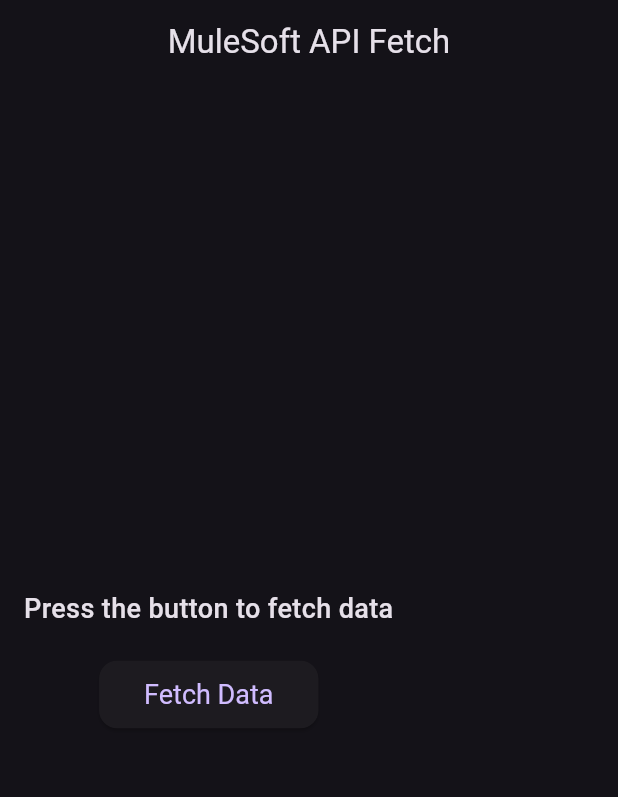
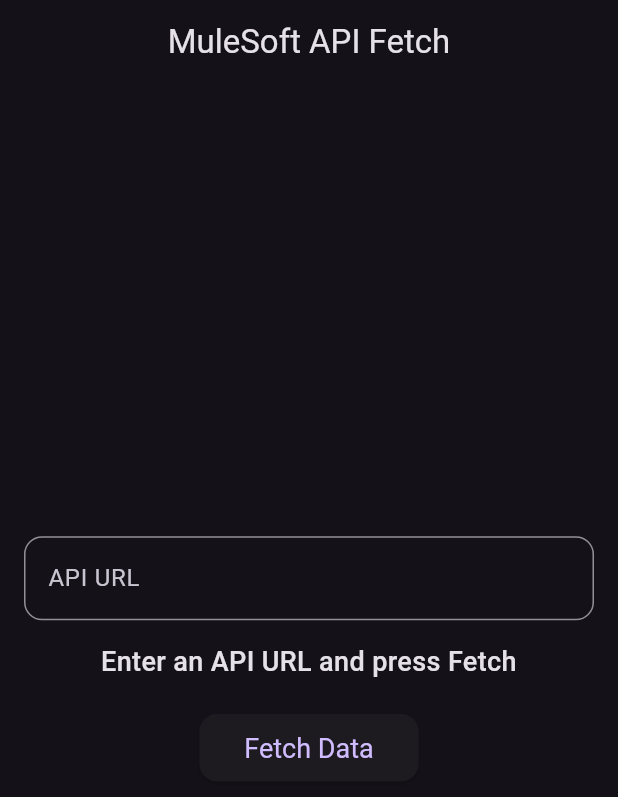
Before and after one commit to sarathgit123/mule-rep, a Flutter app: the screen it shows after launch, on a phone screen of 412 x 824 dp. Shown: the top 797 px of the screen. Run offline on Flutter 3.47's test engine with Material 3 defaults, Android fonts, the phone set to English and light mode, and no system bars; our stand-ins replace shared_preferences.

Commit message:
added url box

```diff
--- a/lib/main.dart
+++ b/lib/main.dart
@@ -2,6 +2,7 @@
 import 'package:http/http.dart' as http;
 import 'dart:convert'; // For JSON parsing
 import 'package:xml/xml.dart' as xml;
+import 'package:shared_preferences/shared_preferences.dart'; // For saving last used URL
 
 void main() {
   runApp(MyApp());
@@ -12,7 +13,7 @@
   Widget build(BuildContext context) {
     return MaterialApp(
       debugShowCheckedModeBanner: false,
-      theme: ThemeData.dark(), // Dark mode for modern look
+      theme: ThemeData.dark(),
       home: HomeScreen(),
     );
   }
@@ -24,21 +25,52 @@
 }
 
 class _HomeScreenState extends State<HomeScreen> {
-  String _responseText = "Press the button to fetch data";
+  String _responseText = "Enter an API URL and press Fetch";
   int? _statusCode;
-  bool _isLoading = false; // Track loading state
+  bool _isLoading = false;
+  TextEditingController _urlController = TextEditingController();
+
+  @override
+  void initState() {
+    super.initState();
+    _loadSavedUrl();
+  }
+
+  // Load last used API URL from storage
+  Future<void> _loadSavedUrl() async {
+    SharedPreferences prefs = await SharedPreferences.getInstance();
+    String? savedUrl = prefs.getString('api_url');
+    if (savedUrl != null) {
+      _urlController.text = savedUrl;
+    }
+  }
+
+  // Save entered API URL to storage
+  Future<void> _saveUrl(String url) async {
+    SharedPreferences prefs = await SharedPreferences.getInstance();
+    await prefs.setString('api_url', url);
+  }
 
   Future<void> fetchData() async {
+    String apiUrl = _urlController.text.trim();
+    if (apiUrl.isEmpty || Uri.tryParse(apiUrl) == null || !Uri.tryParse(apiUrl)!.isAbsolute) {
+      setState(() {
+        _responseText = "Invalid URL. Please enter a valid API URL.";
+        _statusCode = null;
+      });
+      return;
+    }
+
+    await _saveUrl(apiUrl); // Save API URL for next time
+
     setState(() {
       _isLoading = true;
       _responseText = "Fetching data...";
       _statusCode = null;
     });
 
-    final url = Uri.parse('https://bb50-125-18-213-98.ngrok-free.app/hello/hi'); // Your MuleSoft API
-
     try {
-      final response = await http.get(url);
+      final response = await http.get(Uri.parse(apiUrl));
       setState(() {
         _statusCode = response.statusCode;
       });
@@ -80,7 +112,7 @@
     }
 
     setState(() {
-      _isLoading = false; // Stop loading
+      _isLoading = false;
     });
   }
 
@@ -94,8 +126,18 @@
           mainAxisAlignment: MainAxisAlignment.center,
           crossAxisAlignment: CrossAxisAlignment.center,
           children: [
+            TextField(
+              controller: _urlController,
+              decoration: InputDecoration(
+                labelText: "API URL",
+                border: OutlineInputBorder(borderRadius: BorderRadius.circular(12)),
+              ),
+              keyboardType: TextInputType.url,
+              autocorrect: false,
+            ),
+            SizedBox(height: 15),
             _isLoading
-                ? CircularProgressIndicator() // Show loader when fetching
+                ? CircularProgressIndicator()
                 : Column(
               children: [
                 Text(
@@ -103,7 +145,7 @@
                   textAlign: TextAlign.center,
                   style: TextStyle(fontSize: 18, fontWeight: FontWeight.w500),
                 ),
-                if (_statusCode != null) // Show status code if available
+                if (_statusCode != null)
                   Padding(
                     padding: const EdgeInsets.only(top: 10),
                     child: Text(
@@ -115,7 +157,7 @@
             ),
             SizedBox(height: 20),
             ElevatedButton(
-              onPressed: _isLoading ? null : fetchData, // Disable when loading
+              onPressed: _isLoading ? null : fetchData,
               style: ElevatedButton.styleFrom(
                 padding: EdgeInsets.symmetric(horizontal: 30, vertical: 12),
                 textStyle: TextStyle(fontSize: 18),
--- a/pubspec.yaml
+++ b/pubspec.yaml
@@ -31,6 +31,7 @@
   flutter:
     sdk: flutter
   http: ^0.13.4
+  shared_preferences: ^2.2.2
 
   # The following adds the Cupertino Icons font to your application.
   # Use with the CupertinoIcons class for iOS style icons.
```
Also changed, not shown: pubspec.lock, 5 other files.
